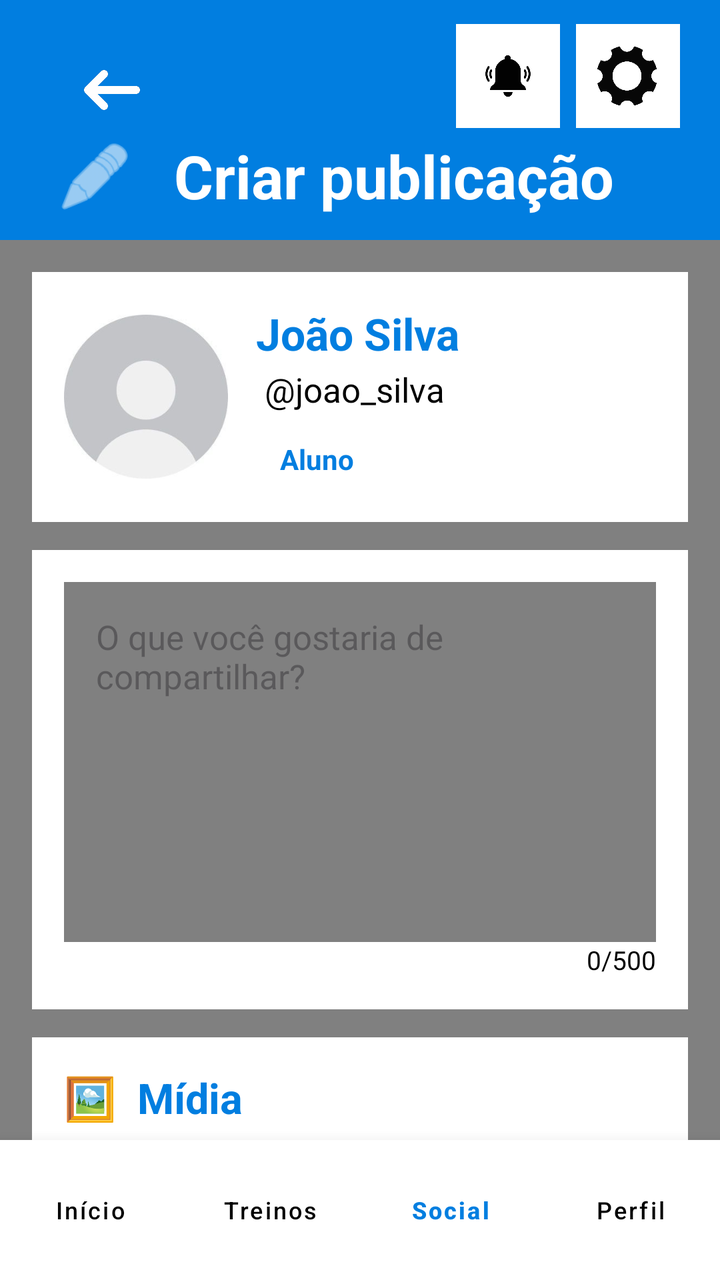
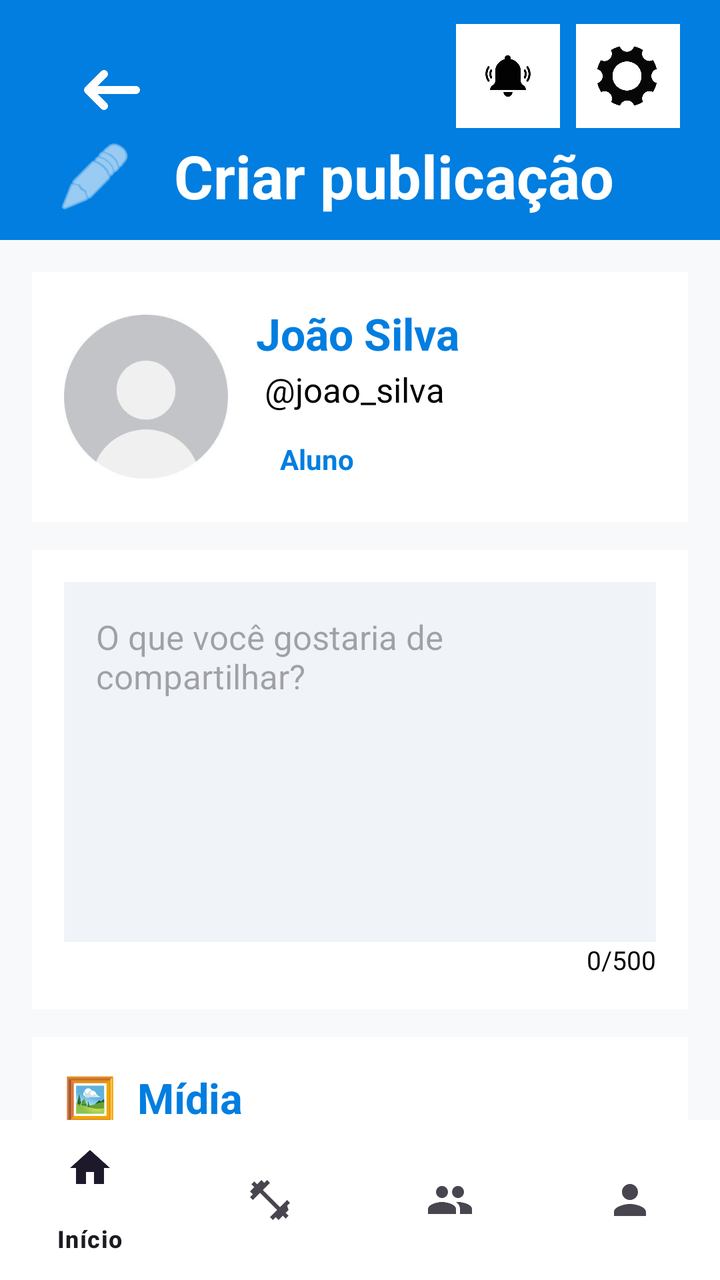

Before-and-after screenshots of an Android layout around one commit, followed by the original layout XML and the change that was made.
<!-- AndroidManifest.xml: application theme Theme.MyApplication -->
<!-- res/layout/activity_criar_publicacao.xml -->
<?xml version="1.0" encoding="utf-8"?>
<androidx.constraintlayout.widget.ConstraintLayout
    xmlns:android="http://schemas.android.com/apk/res/android"
    xmlns:app="http://schemas.android.com/apk/res-auto"
    xmlns:tools="http://schemas.android.com/tools"
    android:layout_width="match_parent"
    android:layout_height="match_parent"
    android:background="@color/gray">

    <RelativeLayout
        android:id="@+id/header_criar_publicacao"
        android:layout_width="0dp"
        android:layout_height="120dp"
        android:background="@color/blue"
        android:paddingStart="20dp"
        android:paddingTop="12dp"
        android:paddingEnd="20dp"
        android:paddingBottom="12dp"
        app:layout_constraintEnd_toEndOf="parent"
        app:layout_constraintHorizontal_bias="0.0"
        app:layout_constraintStart_toStartOf="parent"
        app:layout_constraintTop_toTopOf="parent">

        <ImageButton
            android:id="@+id/btn_voltar"
            android:layout_width="48dp"
            android:layout_height="48dp"
            android:layout_alignParentStart="true"
            android:layout_alignParentTop="true"
            android:layout_marginStart="12dp"
            android:layout_marginTop="9dp"
            android:background="@drawable/seta_voltar"
            android:contentDescription="Voltar"
            android:padding="8dp" />

        <ImageView
            android:id="@+id/img_icon_criar"
            android:layout_width="55dp"
            android:layout_height="55dp"
            android:layout_below="@id/btn_voltar"
            android:layout_alignParentStart="true"
            android:layout_marginTop="0dp"
            android:src="@android:drawable/ic_menu_edit"
            app:tint="@color/white" />

        <TextView
            android:id="@+id/txt_criar_publicacao"
            android:layout_width="wrap_content"
            android:layout_height="wrap_content"
            android:layout_alignBottom="@id/img_icon_criar"
            android:layout_marginStart="12dp"
            android:layout_toEndOf="@id/img_icon_criar"
            android:text="Criar publicação"
            android:textColor="@color/white"
            android:textSize="30sp"
            android:textStyle="bold" />

        <ImageButton
            android:id="@+id/btn_configuracoes"
            android:layout_width="52dp"
            android:layout_height="52dp"
            android:layout_alignParentTop="true"
            android:layout_alignParentEnd="true"
            android:contentDescription="Configurações"
            android:background="@drawable/configuracoes" />

        <ImageButton
            android:id="@+id/btn_notificacoes"
            android:layout_width="52dp"
            android:layout_height="52dp"
            android:layout_alignParentTop="true"
            android:layout_marginEnd="8dp"
            android:layout_toStartOf="@id/btn_configuracoes"
            android:contentDescription="Notificações"
            android:background="@drawable/notificacao" />

    </RelativeLayout>

    <androidx.core.widget.NestedScrollView
        android:id="@+id/scroll_criar_publicacao"
        android:layout_width="0dp"
        android:layout_height="0dp"
        android:fillViewport="true"
        android:overScrollMode="never"
        app:layout_constraintTop_toBottomOf="@id/header_criar_publicacao"
        app:layout_constraintBottom_toTopOf="@id/layout_barra_inferior"
        app:layout_constraintStart_toStartOf="parent"
        app:layout_constraintEnd_toEndOf="parent">

        <LinearLayout
            android:layout_width="match_parent"
            android:layout_height="wrap_content"
            android:orientation="vertical"
            android:padding="16dp">

            <LinearLayout
                android:layout_width="match_parent"
                android:layout_height="wrap_content"
                android:background="@color/white"
                android:gravity="center_vertical"
                android:orientation="horizontal"
                android:padding="16dp">

                <ImageView
                    android:id="@+id/img_foto_perfil"
                    android:layout_width="82dp"
                    android:layout_height="82dp"
                    android:background="@drawable/foto_perfil"
                    android:contentDescription="Foto de perfil"
                    android:padding="8dp" />

                <LinearLayout
                    android:layout_width="0dp"
                    android:layout_height="wrap_content"
                    android:layout_marginStart="14dp"
                    android:layout_weight="1"
                    android:orientation="vertical">

                    <TextView
                        android:id="@+id/txt_nome_usuario"
                        android:layout_width="wrap_content"
                        android:layout_height="wrap_content"
                        android:text="João Silva"
                        android:textColor="@color/blue"
                        android:textSize="22sp"
                        android:textStyle="bold" />

                    <TextView
                        android:id="@+id/txt_username_usuario"
                        android:layout_width="wrap_content"
                        android:layout_height="wrap_content"
                        android:layout_marginTop="2dp"
                        android:text=" @joao_silva"
                        android:textColor="@color/black"
                        android:textSize="17sp" />

                    <TextView
                        android:id="@+id/txt_tipo_usuario"
                        android:layout_width="wrap_content"
                        android:layout_height="wrap_content"
                        android:layout_marginTop="8dp"
                        android:paddingStart="12dp"
                        android:paddingTop="6dp"
                        android:paddingEnd="12dp"
                        android:paddingBottom="6dp"
                        android:text="Aluno"
                        android:textColor="@color/blue"
                        android:textSize="14sp"
                        android:textStyle="bold" />

                </LinearLayout>

            </LinearLayout>

            <LinearLayout
                android:layout_width="match_parent"
                android:layout_height="wrap_content"
                android:layout_marginTop="14dp"
                android:background="@color/white"
                android:orientation="vertical"
                android:padding="16dp">

                <EditText
                    android:id="@+id/edt_publicacao"
                    android:layout_width="match_parent"
                    android:layout_height="180dp"
                    android:background="@color/gray"
                    android:gravity="top|start"
                    android:hint="O que você gostaria de compartilhar?"
                    android:inputType="textCapSentences|textMultiLine"
                    android:maxLength="500"
                    android:maxLines="10"
                    android:padding="16dp"
                    android:textSize="17sp" />

                <TextView
                    android:id="@+id/txt_contador"
                    android:layout_width="match_parent"
                    android:layout_height="wrap_content"
                    android:gravity="end"
                    android:text="0/500"
                    android:textColor="@color/black"
                    android:textSize="13sp" />

            </LinearLayout>

            <LinearLayout
                android:layout_width="match_parent"
                android:layout_height="wrap_content"
                android:layout_marginTop="14dp"
                android:background="@color/white"
                android:orientation="vertical"
                android:padding="16dp">

                <TextView
                    android:layout_width="wrap_content"
                    android:layout_height="wrap_content"
                    android:text="🖼️  Mídia"
                    android:textColor="@color/blue"
                    android:textSize="21sp"
                    android:textStyle="bold" />

                <TextView
                    android:layout_width="wrap_content"
                    android:layout_height="wrap_content"
                    android:layout_marginTop="4dp"
                    android:text="Adicione fotos ou vídeos à sua publicação."
                    android:textColor="@color/black"
                    android:textSize="15sp" />

                <LinearLayout
                    android:id="@+id/area_adicionar_midia"
                    android:layout_width="match_parent"
                    android:layout_height="190dp"
                    android:layout_marginTop="14dp"
                    android:background="@color/gray"
                    android:clickable="true"
                    android:focusable="true"
                    android:gravity="center"
                    android:orientation="vertical"
                    android:padding="20dp">

                    <ImageView
                        android:layout_width="65dp"
                        android:layout_height="65dp"
                        android:contentDescription="Adicionar mídia"
                        android:src="@android:drawable/ic_menu_gallery"
                        app:tint="@color/blue" />

                    <TextView
                        android:layout_width="wrap_content"
                        android:layout_height="wrap_content"
                        android:layout_marginTop="10dp"
                        android:text="Toque para adicionar fotos ou vídeos"
                        android:textColor="@color/blue"
                        android:textSize="16sp"
                        android:textStyle="bold" />

                    <TextView
                        android:layout_width="wrap_content"
                        android:layout_height="wrap_content"
                        android:layout_marginTop="4dp"
                        android:text="Máximo de 5 arquivos"
                        android:textColor="@color/black"
                        android:textSize="14sp" />

                </LinearLayout>

            </LinearLayout>

            <LinearLayout
                android:layout_width="match_parent"
                android:layout_height="wrap_content"
                android:layout_marginTop="14dp"
                android:background="@color/white"
                android:orientation="vertical"
                android:padding="16dp">

                <TextView
                    android:layout_width="wrap_content"
                    android:layout_height="wrap_content"
                    android:text="🏷️  Adicionar categoria"
                    android:textColor="@color/blue"
                    android:textSize="21sp"
                    android:textStyle="bold" />

                <TextView
                    android:layout_width="wrap_content"
                    android:layout_height="wrap_content"
                    android:layout_marginTop="4dp"
                    android:text="Escolha uma categoria para sua publicação."
                    android:textColor="@color/black"
                    android:textSize="15sp" />

                <LinearLayout
                    android:layout_width="match_parent"
                    android:layout_height="wrap_content"
                    android:layout_marginTop="14dp"
                    android:orientation="horizontal">

                    <Button
                        android:id="@+id/btn_categoria_treino"
                        android:layout_width="0dp"
                        android:layout_height="55dp"
                        android:layout_marginEnd="6dp"
                        android:layout_weight="1"
                        android:backgroundTint="@color/blue"
                        android:text="Treino"
                        android:textAllCaps="false"
                        android:textColor="@color/white"
                        android:textStyle="bold" />

                    <Button
                        android:id="@+id/btn_categoria_motivacao"
                        android:layout_width="0dp"
                        android:layout_height="55dp"
                        android:layout_marginStart="6dp"
                        android:layout_weight="1"
                        android:backgroundTint="@color/pink"
                        android:text="Motivação"
                        android:textAllCaps="false"
                        android:textColor="@color/white"
                        android:textStyle="bold" />

                </LinearLayout>

            </LinearLayout>

            <Button
                android:id="@+id/btn_publicar"
                android:layout_width="match_parent"
                android:layout_height="65dp"
                android:layout_marginTop="18dp"
                android:layout_marginBottom="18dp"
                android:backgroundTint="@color/blue"
                android:text="Publicar"
                android:textAllCaps="false"
                android:textColor="@color/white"
                android:textSize="20sp"
                android:textStyle="bold" />

        </LinearLayout>

    </androidx.core.widget.NestedScrollView>

    <LinearLayout
        android:id="@+id/layout_barra_inferior"
        android:layout_width="0dp"
        android:layout_height="70dp"
        android:background="@color/white"
        android:elevation="12dp"
        android:gravity="center"
        android:orientation="horizontal"
        android:paddingTop="4dp"
        android:paddingBottom="4dp"
        android:weightSum="4"
        app:layout_constraintBottom_toBottomOf="parent"
        app:layout_constraintStart_toStartOf="parent"
        app:layout_constraintEnd_toEndOf="parent">

        <Button
            android:id="@+id/nav_inicio"
            style="@style/Widget.MaterialComponents.Button.TextButton"
            android:layout_width="0dp"
            android:layout_height="match_parent"
            android:layout_weight="1"
            android:text="Início"
            android:textAllCaps="false"
            android:textColor="@color/black"
            android:textSize="12sp" />

        <Button
            android:id="@+id/nav_treinos"
            style="@style/Widget.MaterialComponents.Button.TextButton"
            android:layout_width="0dp"
            android:layout_height="match_parent"
            android:layout_weight="1"
            android:text="Treinos"
            android:textAllCaps="false"
            android:textColor="@color/black"
            android:textSize="12sp" />

        <Button
            android:id="@+id/nav_social"
            style="@style/Widget.MaterialComponents.Button.TextButton"
            android:layout_width="0dp"
            android:layout_height="match_parent"
            android:layout_weight="1"
            android:text="Social"
            android:textAllCaps="false"
            android:textColor="@color/blue"
            android:textSize="12sp"
            android:textStyle="bold" />

        <Button
            android:id="@+id/nav_perfil"
            style="@style/Widget.MaterialComponents.Button.TextButton"
            android:layout_width="0dp"
            android:layout_height="match_parent"
            android:layout_weight="1"
            android:text="Perfil"
            android:textAllCaps="false"
            android:textColor="@color/black"
            android:textSize="12sp" />

    </LinearLayout>

</androidx.constraintlayout.widget.ConstraintLayout>
<!-- resources referenced by this layout -->
<resources>
  <color name="black">#FF000000</color>
  <color name="blue">#017EE0</color>
  <color name="gray">#808080</color>
  <color name="pink">#FFC0CB</color>
  <color name="white">#FFFFFFFF</color>
  <!-- drawable configuracoes: jpg bitmap (drawable, 12682 bytes) -->
  <!-- drawable foto_perfil: jpg bitmap (drawable, 4000 bytes) -->
  <!-- drawable notificacao: jpg bitmap (drawable, 8231 bytes) -->
  <!-- drawable seta_voltar: png bitmap (drawable, 6189 bytes) -->
  <style name="Theme.MyApplication" parent="Base.Theme.MyApplication" />
  <style name="Base.Theme.MyApplication" parent="Theme.Material3.DayNight.NoActionBar">
          
          
      </style>
</resources>

<!-- the commit's change to res/layout/activity_criar_publicacao.xml (unified diff, before → after) -->
@@ -5,7 +5,7 @@
     xmlns:tools="http://schemas.android.com/tools"
     android:layout_width="match_parent"
     android:layout_height="match_parent"
-    android:background="@color/gray">
+    android:background="#F8F9FA">
 
     <RelativeLayout
         android:id="@+id/header_criar_publicacao"
@@ -83,7 +83,7 @@
         android:fillViewport="true"
         android:overScrollMode="never"
         app:layout_constraintTop_toBottomOf="@id/header_criar_publicacao"
-        app:layout_constraintBottom_toTopOf="@id/layout_barra_inferior"
+        app:layout_constraintBottom_toTopOf="@id/bottomNavigationView"
         app:layout_constraintStart_toStartOf="parent"
         app:layout_constraintEnd_toEndOf="parent">
 
@@ -164,7 +164,7 @@
                     android:id="@+id/edt_publicacao"
                     android:layout_width="match_parent"
                     android:layout_height="180dp"
-                    android:background="@color/gray"
+                    android:background="#F0F4F8"
                     android:gravity="top|start"
                     android:hint="O que você gostaria de compartilhar?"
                     android:inputType="textCapSentences|textMultiLine"
@@ -213,7 +213,7 @@
                     android:layout_width="match_parent"
                     android:layout_height="190dp"
                     android:layout_marginTop="14dp"
-                    android:background="@color/gray"
+                    android:background="#F0F4F8"
                     android:clickable="true"
                     android:focusable="true"
                     android:gravity="center"
@@ -323,66 +323,15 @@
 
     </androidx.core.widget.NestedScrollView>
 
-    <LinearLayout
-        android:id="@+id/layout_barra_inferior"
+    <com.google.android.material.bottomnavigation.BottomNavigationView
+        android:id="@+id/bottomNavigationView"
         android:layout_width="0dp"
-        android:layout_height="70dp"
+        android:layout_height="wrap_content"
         android:background="@color/white"
-        android:elevation="12dp"
-        android:gravity="center"
-        android:orientation="horizontal"
-        android:paddingTop="4dp"
-        android:paddingBottom="4dp"
-        android:weightSum="4"
+        app:elevation="8dp"
+        app:menu="@menu/bottom_nav_menu"
         app:layout_constraintBottom_toBottomOf="parent"
-        app:layout_constraintStart_toStartOf="parent"
-        app:layout_constraintEnd_toEndOf="parent">
-
-        <Button
-            android:id="@+id/nav_inicio"
-            style="@style/Widget.MaterialComponents.Button.TextButton"
-            android:layout_width="0dp"
-            android:layout_height="match_parent"
-            android:layout_weight="1"
-            android:text="Início"
-            android:textAllCaps="false"
-            android:textColor="@color/black"
-            android:textSize="12sp" />
-
-        <Button
-            android:id="@+id/nav_treinos"
-            style="@style/Widget.MaterialComponents.Button.TextButton"
-            android:layout_width="0dp"
-            android:layout_height="match_parent"
-            android:layout_weight="1"
-            android:text="Treinos"
-            android:textAllCaps="false"
-            android:textColor="@color/black"
-            android:textSize="12sp" />
-
-        <Button
-            android:id="@+id/nav_social"
-            style="@style/Widget.MaterialComponents.Button.TextButton"
-            android:layout_width="0dp"
-            android:layout_height="match_parent"
-            android:layout_weight="1"
-            android:text="Social"
-            android:textAllCaps="false"
-            android:textColor="@color/blue"
-            android:textSize="12sp"
-            android:textStyle="bold" />
-
-        <Button
-            android:id="@+id/nav_perfil"
-            style="@style/Widget.MaterialComponents.Button.TextButton"
-            android:layout_width="0dp"
-            android:layout_height="match_parent"
-            android:layout_weight="1"
-            android:text="Perfil"
-            android:textAllCaps="false"
-            android:textColor="@color/black"
-            android:textSize="12sp" />
-
-    </LinearLayout>
+        app:layout_constraintEnd_toEndOf="parent"
+        app:layout_constraintStart_toStartOf="parent" />
 
 </androidx.constraintlayout.widget.ConstraintLayout>
<!-- resource entries referenced after the edit -->
@@ -2,7 +2,6 @@
 <resources>
   <color name="black">#FF000000</color>
   <color name="blue">#017EE0</color>
-  <color name="gray">#808080</color>
   <color name="pink">#FFC0CB</color>
   <color name="white">#FFFFFFFF</color>
   <!-- drawable configuracoes: jpg bitmap (drawable, 12682 bytes) -->
